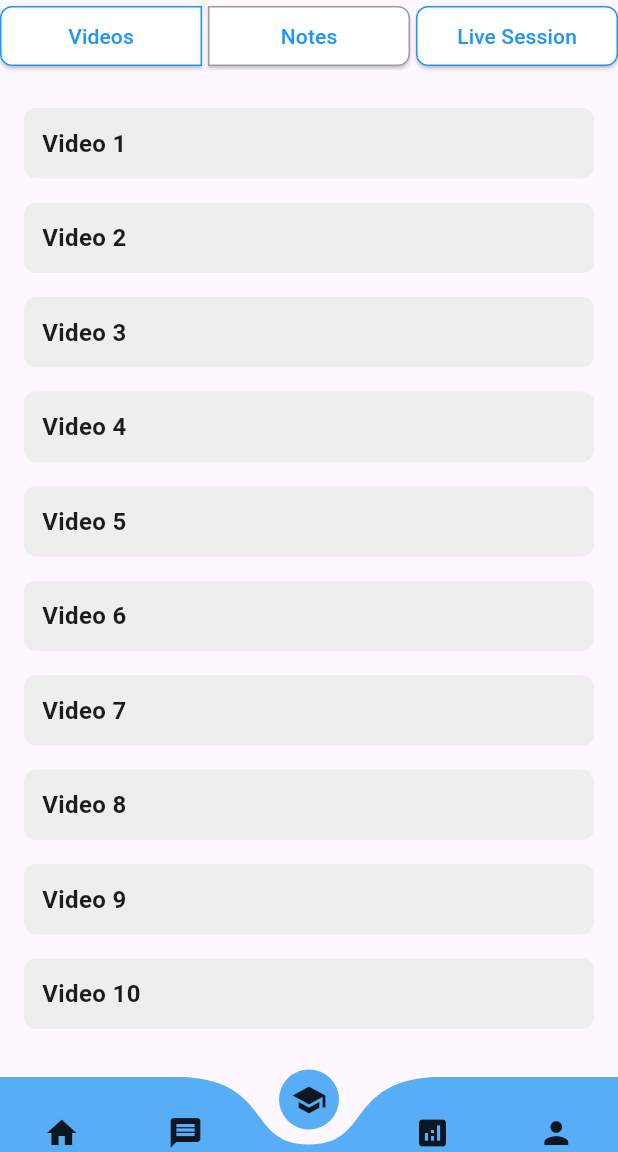
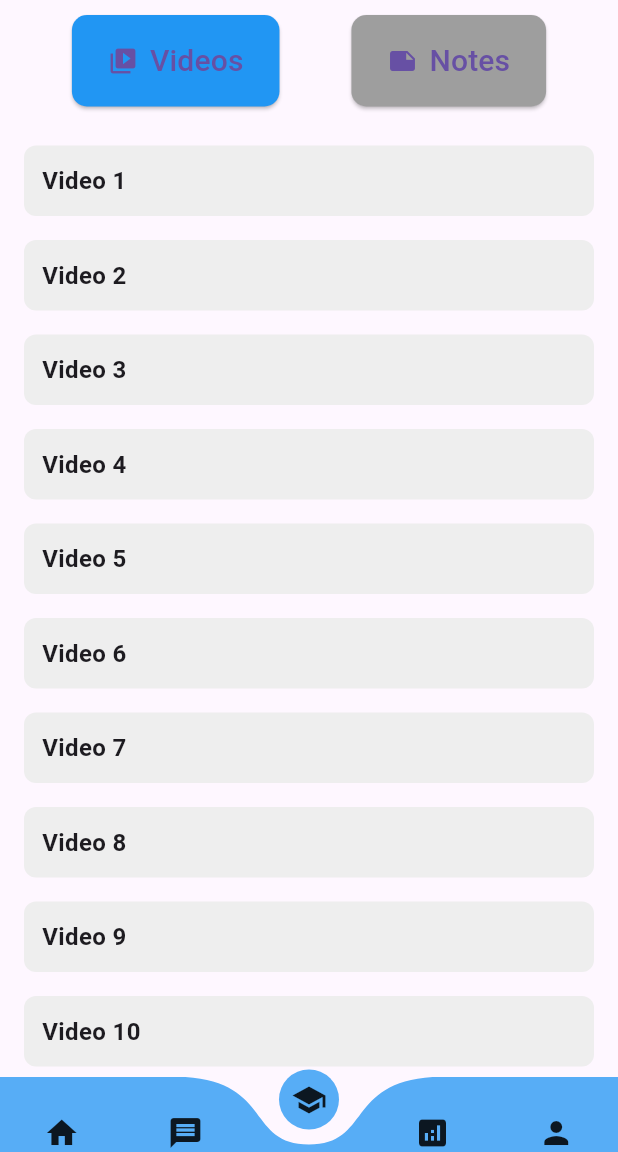
Before and after one commit to AbrishDev/exit_exam_preparation_app, a Flutter app: the MyCourse screen opened by its route, on a phone screen of 412 x 824 dp, the part 84-1236 px from its top. Run offline on Flutter 3.47's test engine with Material 3 defaults, Android fonts, the phone set to English and light mode, and no system bars; drawn by our look-alikes of curved_navigation_bar; our stand-ins replace carousel_slider.

Commit message:
commit on course screen

```diff
--- a/lib/Screens/course/course_screen.dart
+++ b/lib/Screens/course/course_screen.dart
@@ -1,9 +1,7 @@
-// ignore_for_file: library_private_types_in_public_api
 import 'package:flutter/material.dart';
 import '../../Widgets/bottom_navbar.dart';
 import '../../Widgets/app_drawer.dart';
 import '../../Widgets/app_bar.dart';
-import '../../Widgets/videos_notes_row .dart';
 import '../../utils/navigation_helper.dart';
 
 class MyCourse extends StatefulWidget {
@@ -23,19 +21,48 @@ class _MyCourseState extends State<MyCourse> {
       drawer: AppDrawer(),
       body: Column(
         children: [
-          VideosNotesRow(
-            showVideos: _showVideos,
-            onToggle: (bool show) {
-              setState(() {
-                _showVideos = show;
-              });
-            },
+          Padding(
+            padding: const EdgeInsets.symmetric(vertical: 10.0),
+            child: Row(
+              mainAxisAlignment: MainAxisAlignment.spaceEvenly,
+              children: [
+                ElevatedButton.icon(
+                  icon: const Icon(Icons.video_library, size: 20),
+                  label: const Text('Videos', style: TextStyle(fontSize: 20)),
+                  style: ElevatedButton.styleFrom(
+                    padding: const EdgeInsets.symmetric(horizontal: 24, vertical: 16), backgroundColor: _showVideos ? Colors.blue : Colors.grey,
+                    shape: RoundedRectangleBorder(
+                      borderRadius: BorderRadius.circular(10),
+                    ),
+                  ),
+                  onPressed: () {
+                    setState(() {
+                      _showVideos = true;
+                    });
+                  },
+                ),
+                ElevatedButton.icon(
+                  icon: const Icon(Icons.note, size: 20),
+                  label: const Text('Notes', style: TextStyle(fontSize: 20)),
+                  style: ElevatedButton.styleFrom(
+                    padding: const EdgeInsets.symmetric(horizontal: 24, vertical: 16), backgroundColor: !_showVideos ? Colors.blue : Colors.grey,
+                    shape: RoundedRectangleBorder(
+                      borderRadius: BorderRadius.circular(10),
+                    ),
+                  ),
+                  onPressed: () {
+                    setState(() {
+                      _showVideos = false;
+                    });
+                  },
+                ),
+              ],
+            ),
           ),
-          const SizedBox(height: 16),
+          const SizedBox(height: 8),
           Expanded(
             child: ListView.builder(
-              itemCount:
-                  _showVideos ? 10 : 5, // Example number of videos or notes
+              itemCount: _showVideos ? 10 : 5, // Example number of videos or notes
               itemBuilder: (context, index) {
                 return Container(
                   padding: const EdgeInsets.all(12),
```
